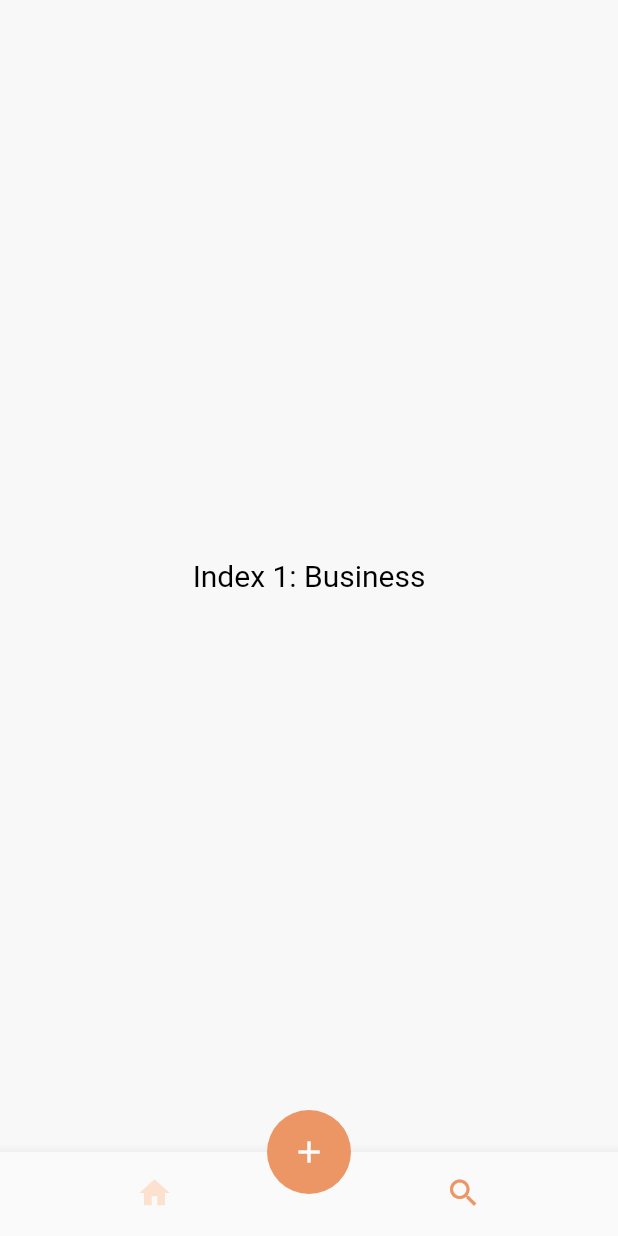
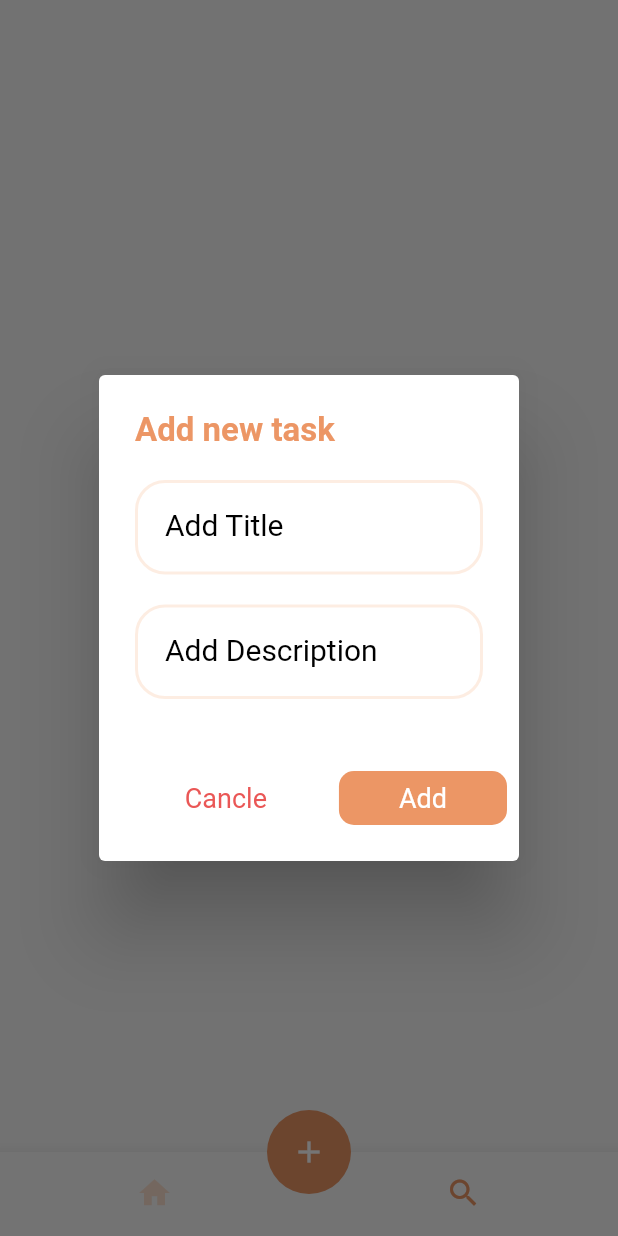
Before and after one commit to khp53/Todo-App, a Flutter app: the screen it shows after launch, item 2 of the bottom bar chosen, after a tap on the "add" icon, on a phone screen of 412 x 824 dp. Run offline on Flutter 3.47's test engine with Material 2 defaults, Android fonts, the phone set to English and light mode, and no system bars; our stand-ins replace get, get_it, parse_server_sdk_flutter; generated files the repository leaves out were written again; network calls fail.

Commit message:
The following chnages has been made: 1. added common element custom button 2. task fetching completed 3. adding new tasks completed

```diff
--- /dev/null
+++ b/lib/common/custom_button.dart
@@ -0,0 +1,40 @@
+import 'package:flutter/material.dart';
+
+// ignore: must_be_immutable
+class CustomButton extends StatelessWidget {
+  final String buttonText;
+  final Color buttonColor;
+  final EdgeInsetsGeometry padding;
+  final Function() onPressed;
+  final dynamic textStyle;
+  const CustomButton(
+      {Key? key,
+      required this.buttonText,
+      required this.buttonColor,
+      this.padding = const EdgeInsets.only(left: 40, right: 40),
+      required this.onPressed,
+      required this.textStyle})
+      : super(key: key);
+
+  @override
+  Widget build(BuildContext context) {
+    return Container(
+      margin: const EdgeInsets.only(top: 10, bottom: 10),
+      child: ElevatedButton(
+        onPressed: onPressed,
+        style: ElevatedButton.styleFrom(
+          shape: RoundedRectangleBorder(
+            borderRadius: BorderRadius.circular(10),
+          ),
+          padding: padding,
+          primary: buttonColor,
+          elevation: 0,
+        ),
+        child: Text(
+          buttonText,
+          style: textStyle,
+        ),
+      ),
+    );
+  }
+}
--- a/lib/common/custom_text_field.dart
+++ b/lib/common/custom_text_field.dart
@@ -2,7 +2,6 @@ import 'package:flutter/material.dart';
 
 class CustomTextFormField extends StatelessWidget {
   final String hintText;
-  final bool isObscured;
   final TextEditingController? controller;
   final String? Function(String?)? validator;
   final iconData;
@@ -22,7 +21,6 @@ class CustomTextFormField extends StatelessWidget {
     required this.hintText,
     this.controller,
     this.validator,
-    required this.isObscured,
     this.iconData,
     this.sufixText,
     this.iconData2,
@@ -48,7 +46,7 @@ class CustomTextFormField extends StatelessWidget {
       textInputAction: textInputAction,
       enabled: isEnabled,
       onChanged: onChanged,
-      obscureText: isObscured,
+      obscureText: false,
       controller: controller,
       validator: validator,
       style: Theme.of(context).textTheme.bodyText1,
--- a/lib/main.dart
+++ b/lib/main.dart
@@ -1,10 +1,25 @@
 import 'package:flutter/material.dart';
-
+import 'package:todo_app/dependencies/dependency.dart' as di;
+import 'package:parse_server_sdk_flutter/parse_server_sdk.dart';
 import 'src/app.dart';
 import 'src/settings/settings_controller.dart';
 import 'src/settings/settings_service.dart';
 
 void main() async {
+  di.init();
+  WidgetsFlutterBinding.ensureInitialized();
+  const keyApplicationId = '8whkLNTUiea0sms7KbJlKN84uxrfh73Aws9EM9Pb';
+  const keyClientKey = 'DasuATfg9Um4V6u4T3rNy2VWIehj49tN24B4DgCy';
+  const keyParseServerUrl = 'https://parseapi.back4app.com';
+
+  await Parse().initialize(
+    keyApplicationId,
+    keyParseServerUrl,
+    clientKey: keyClientKey,
+    debug: false,
+    autoSendSessionId: true,
+    liveQueryUrl: keyParseServerUrl,
+  );
   // Set up the SettingsController, which will glue user settings to multiple
   // Flutter Widgets.
   final settingsController = SettingsController(SettingsService());
--- a/lib/screens/home/home_viewmodel.dart
+++ b/lib/screens/home/home_viewmodel.dart
@@ -1,4 +1,7 @@
+import 'package:flutter/material.dart';
+import 'package:todo_app/dependencies/dependency.dart';
 import 'package:todo_app/screens/viewmodel.dart';
+import 'package:todo_app/services/todo/todo_services.dart';
 
 class HomeViewmodel extends Viewmodel {
   static final HomeViewmodel _instance = HomeViewmodel._internal();
@@ -8,9 +11,12 @@ class HomeViewmodel extends Viewmodel {
 
   HomeViewmodel._internal();
 
+  TodoServices get _todoServices => dependency();
+
   bool _isLoading = false;
   bool _isCompleted = false;
   int _selectedIndex = 0;
+  final formKey = GlobalKey<FormState>();
 
   bool get isLoading => _isLoading;
   set isLoading(bool value) {
@@ -30,8 +36,8 @@ class HomeViewmodel extends Viewmodel {
     turnIdle();
   }
 
-  // TextEditingController? _titleController;
-  // TextEditingController? _descriptionController;
+  TextEditingController titleController = TextEditingController();
+  TextEditingController descriptionController = TextEditingController();
 
   // TextEditingController? get titleController => _titleController;
 
@@ -46,4 +52,11 @@ class HomeViewmodel extends Viewmodel {
   //   _descriptionController = value;
   //   turnIdle();
   // }
+
+  // add new task
+  addtask() async {
+    var res = await _todoServices.addNewTask(
+        titleController.text, descriptionController.text);
+    return res;
+  }
 }
--- a/lib/screens/home/widgets/home_body.dart
+++ b/lib/screens/home/widgets/home_body.dart
@@ -1,16 +1,19 @@
 import 'package:flutter/material.dart';
 import 'package:flutter/src/foundation/key.dart';
 import 'package:flutter/src/widgets/framework.dart';
+import 'package:get/get.dart';
+import 'package:todo_app/common/custom_button.dart';
+import 'package:todo_app/common/custom_text_field.dart';
+import 'package:todo_app/screens/home/home_view.dart';
 import 'package:todo_app/screens/home/home_viewmodel.dart';
+import 'package:todo_app/screens/task_page/task_page_view.dart';
 
 class HomeBody extends StatelessWidget {
   final HomeViewmodel homeViewmodel;
   const HomeBody({Key? key, required this.homeViewmodel}) : super(key: key);
 
   static const List<Widget> _widgets = <Widget>[
-    Text(
-      'Index 0: Home',
-    ),
+    TaskPageView(),
     Text(
       'Index 1: Business',
     ),
@@ -30,7 +33,69 @@ class HomeBody extends StatelessWidget {
       floatingActionButtonLocation: FloatingActionButtonLocation.centerDocked,
       floatingActionButton: FloatingActionButton(
         elevation: 0,
-        onPressed: () {},
+        onPressed: () {
+          showDialog(
+            context: context,
+            builder: (context) {
+              return AlertDialog(
+                scrollable: true,
+                title: Text(
+                  'Add new task',
+                  style: theme.textTheme.headline2!.copyWith(fontSize: 22),
+                ),
+                content: Form(
+                  key: homeViewmodel.formKey,
+                  child: Column(
+                    children: [
+                      CustomTextFormField(
+                        hintText: 'Add Title',
+                        controller: homeViewmodel.titleController,
+                        textInputAction: TextInputAction.next,
+                        validator: (val) {
+                          if (val!.isEmpty) {
+                            return 'Title is required';
+                          }
+                          return null;
+                        },
+                      ),
+                      const SizedBox(
+                        height: 20,
+                      ),
+                      CustomTextFormField(
+                        hintText: 'Add Description',
+                        controller: homeViewmodel.descriptionController,
+                        textInputAction: TextInputAction.done,
+                        validator: (val) {
+                          if (val!.isEmpty) {
+                            return 'Description is required';
+                          }
+                          return null;
+                        },
+                      ),
+                    ],
+                  ),
+                ),
+                actions: <Widget>[
+                  CustomButton(
+                    buttonText: "Cancle",
+                    buttonColor: Colors.white,
+                    onPressed: () {
+                      Navigator.of(context).pop();
+                    },
+                    textStyle: theme.textTheme.button!
+                        .copyWith(color: theme.errorColor),
+                  ),
+                  CustomButton(
+                    buttonText: "Add",
+                    buttonColor: theme.colorScheme.primary,
+                    onPressed: addTasks,
+                    textStyle: theme.textTheme.button,
+                  ),
+                ],
+              );
+            },
+          );
+        },
         backgroundColor: theme.colorScheme.primary,
         child: const Icon(
           Icons.add,
@@ -57,4 +122,14 @@ class HomeBody extends StatelessWidget {
       ),
     );
   }
+
+  addTasks() async {
+    if (homeViewmodel.formKey.currentState!.validate()) {
+      homeViewmodel.isLoading = true;
+      var res = await homeViewmodel.addtask();
+      if (res.success) {
+        Get.to(() => const HomeView(), preventDuplicates: false);
+      }
+    }
+  }
 }
--- /dev/null
+++ b/lib/screens/task_page/task_page_view.dart
@@ -0,0 +1,22 @@
+import 'package:flutter/material.dart';
+import 'package:todo_app/screens/task_page/task_page_viewmodel.dart';
+import 'package:todo_app/screens/task_page/widgets/task_page_body.dart';
+import 'package:todo_app/screens/view.dart';
+
+class TaskPageView extends StatelessWidget {
+  const TaskPageView({Key? key}) : super(key: key);
+
+  @override
+  Widget build(BuildContext context) {
+    return View(
+      builder: (_, viewmodel, __) {
+        return Scaffold(
+          body: TaskPageBody(
+            viewmodel: viewmodel,
+          ),
+        );
+      },
+      viewmodel: TaskPageViewmodel(),
+    );
+  }
+}
--- /dev/null
+++ b/lib/screens/task_page/task_page_viewmodel.dart
@@ -0,0 +1,36 @@
+import 'package:todo_app/dependencies/dependency.dart';
+import 'package:todo_app/model/todo.dart';
+import 'package:todo_app/screens/viewmodel.dart';
+import 'package:todo_app/services/todo/todo_services.dart';
+
+class TaskPageViewmodel extends Viewmodel {
+  static final TaskPageViewmodel _instance = TaskPageViewmodel._internal();
+  factory TaskPageViewmodel() {
+    return _instance;
+  }
+
+  TodoServices get _todoServices => dependency();
+
+  TaskPageViewmodel._internal();
+
+  bool _isLoading = false;
+  List<Todo> _todos = [];
+
+  bool get isLoading => _isLoading;
+  set isLoading(bool value) {
+    _isLoading = value;
+    turnIdle();
+  }
+
+  List<Todo> get todos => _todos;
+  set todos(List<Todo> value) {
+    _todos = value;
+    turnIdle();
+  }
+
+  // fetch all tasks from parse server
+  Future<List<Todo>> getAllTasks() async {
+    List<Todo> todos = await _todoServices.getAllTodo();
+    return todos;
+  }
+}
--- /dev/null
+++ b/lib/screens/task_page/widgets/task_page_body.dart
@@ -0,0 +1,87 @@
+import 'package:flutter/material.dart';
+import 'package:flutter/src/foundation/key.dart';
+import 'package:flutter/src/widgets/framework.dart';
+import 'package:todo_app/model/todo.dart';
+import 'package:todo_app/screens/stateful_wrapper.dart';
+import 'package:todo_app/screens/task_page/task_page_viewmodel.dart';
+
+class TaskPageBody extends StatelessWidget {
+  final TaskPageViewmodel viewmodel;
+  const TaskPageBody({Key? key, required this.viewmodel}) : super(key: key);
+
+  Future<List<Todo>> getAllTasks() async {
+    List<Todo> todos = await viewmodel.getAllTasks();
+    return todos;
+  }
+
+  onInit() {
+    getAllTasks().then((value) => viewmodel.todos = value);
+  }
+
+  @override
+  Widget build(BuildContext context) {
+    var theme = Theme.of(context);
+    return StatefulWrapper(
+      onInit: onInit,
+      child: SafeArea(
+        child: Container(
+          margin: const EdgeInsets.symmetric(horizontal: 25, vertical: 25),
+          child: Column(
+            crossAxisAlignment: CrossAxisAlignment.start,
+            children: [
+              Text(
+                "Hello!",
+                style: theme.textTheme.headline2,
+              ),
+              const SizedBox(
+                height: 5,
+              ),
+              Text(
+                "What's your plan today?",
+                style: theme.textTheme.bodyText2,
+              ),
+              const SizedBox(height: 50),
+              viewmodel.todos.isNotEmpty
+                  ? ListView.builder(
+                      shrinkWrap: true,
+                      itemCount: viewmodel.todos.length,
+                      itemBuilder: (context, index) {
+                        return Container(
+                          margin: const EdgeInsets.only(bottom: 25),
+                          decoration: BoxDecoration(
+                            borderRadius: const BorderRadius.all(
+                              Radius.circular(10),
+                            ),
+                            color: Colors.white,
+                            boxShadow: [
+                              BoxShadow(
+                                offset: const Offset(0, 3),
+                                color: Colors.black.withOpacity(0.05),
+                                blurRadius: 10,
+                                spreadRadius: 1,
+                              ),
+                            ],
+                          ),
+                          child: ListTile(
+                            title: Text(
+                              viewmodel.todos[index].title,
+                              style: theme.textTheme.bodyText1,
+                            ),
+                            trailing: Checkbox(
+                              onChanged: (val) {},
+                              value: false,
+                            ),
+                          ),
+                        );
+                      },
+                    )
+                  : const Center(
+                      child: CircularProgressIndicator(),
+                    ),
+            ],
+          ),
+        ),
+      ),
+    );
+  }
+}
```
